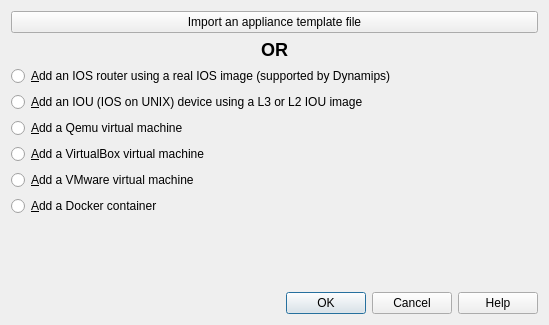
Before: the Qt Designer form gns3/ui/new_appliance_dialog.ui in GNS3/gns3-gui, drawn with Qt 5.
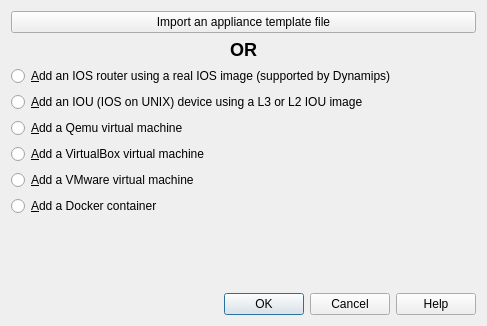
After: the same form once the commit is applied.

Commit message: Adjustments for the preferences dialog

Diff of the .ui file:
```diff
--- a/gns3/ui/new_appliance_dialog.ui
+++ b/gns3/ui/new_appliance_dialog.ui
@@ -9,10 +9,16 @@
    <rect>
     <x>0</x>
     <y>0</y>
-    <width>549</width>
-    <height>325</height>
+    <width>487</width>
+    <height>326</height>
    </rect>
   </property>
+  <property name="sizePolicy">
+   <sizepolicy hsizetype="MinimumExpanding" vsizetype="MinimumExpanding">
+    <horstretch>0</horstretch>
+    <verstretch>0</verstretch>
+   </sizepolicy>
+  </property>
   <property name="windowTitle">
    <string>New appliance template</string>
   </property>
```
The commit also changes 6 other files.
